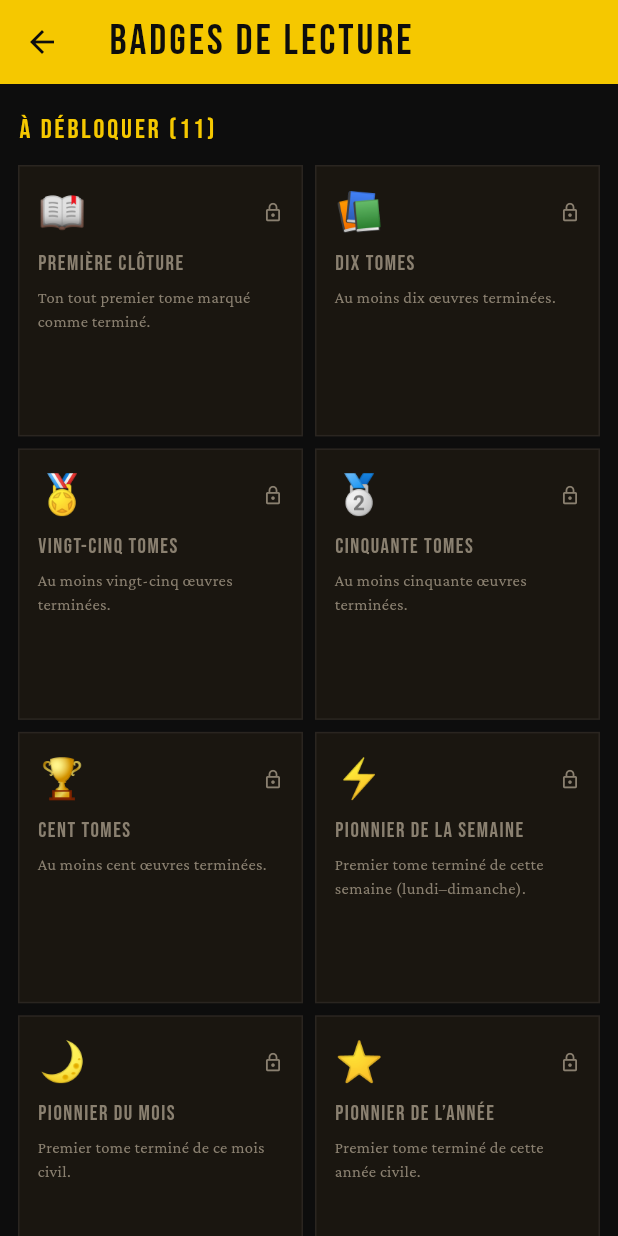
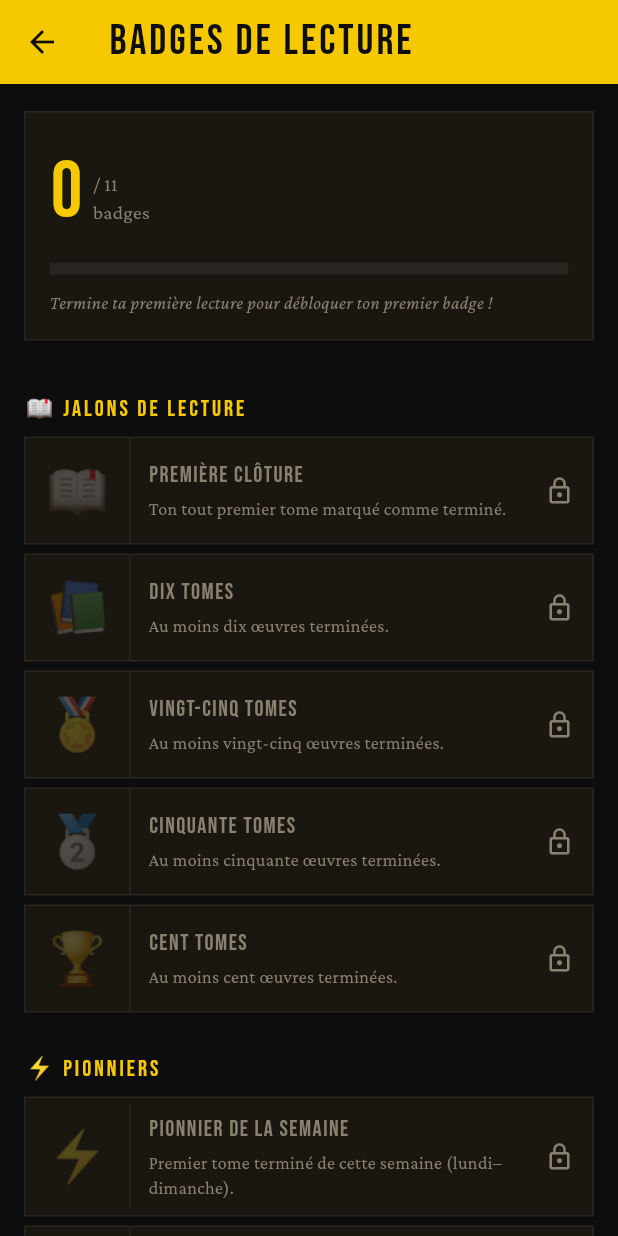
Before and after one commit to Bzhdha/MyBookShelves, a Flutter app: the ReadingBadgesPage screen opened directly, on a phone screen of 412 x 824 dp. Run offline on Flutter 3.47's test engine with Material 3 defaults, Android fonts, the phone set to English and light mode, and no system bars; our stand-ins replace camera, drift, file_picker, flutter_secure_storage, google_fonts, local_auth and 3 more; missing offline and left inert: google_mlkit_text_recognition, mobile_scanner, rectangle_detector; accounts and stored records are empty; generated files the repository leaves out were written again.

Commit message:
Refonte visuelle de la page des badges de lecture
Remplace la grille 2 colonnes vide et peu engageante par :
- Bannière de progression (X/11) avec barre jaune et message motivant
- Regroupement des badges en 3 catégories (Jalons, Pionniers, Collectionneurs)
- Cartes horizontales avec emoji grand format, séparation fond jaune/verrouillé
- Badges obtenus : bordure jaune, fond teinté, date + checkmark
- Badges verrouillés : opacity 25 %, icône cadenas, texte grisé

https://claude.ai/code/session_01VwCTVsWWajD2m8wuUuJJnZ

```diff
--- a/bd_library_app/lib/features/reading/ui/reading_badges_page.dart
+++ b/bd_library_app/lib/features/reading/ui/reading_badges_page.dart
@@ -7,24 +7,32 @@ import '../../../core/app_theme.dart';
 import '../../../db/app_db.dart';
 import '../domain/reading_badge_catalog.dart';
 
-class ReadingBadgesPage extends StatelessWidget {
-  const ReadingBadgesPage({super.key});
-
-  static final _dateFmt = DateFormat.yMMMd('fr_FR');
-
-  static const _catalog = [
+const _cats = [
+  ('📖 Jalons de lecture', [
     (ReadingBadgeIds.firstBookEver, '📖'),
     (ReadingBadgeIds.books10, '📚'),
     (ReadingBadgeIds.books25, '🏅'),
     (ReadingBadgeIds.books50, '🥈'),
     (ReadingBadgeIds.books100, '🏆'),
+  ]),
+  ('⚡ Pionniers', [
     (ReadingBadgeIds.pioneerWeek, '⚡'),
     (ReadingBadgeIds.pioneerMonth, '🌙'),
     (ReadingBadgeIds.pioneerYear, '⭐'),
+  ]),
+  ('🎯 Collectionneurs de séries', [
     (ReadingBadgeIds.firstSeriesComplete, '🎯'),
     (ReadingBadgeIds.seriesCollector5, '🎖️'),
     (ReadingBadgeIds.seriesCollector10, '👑'),
+  ]),
 ];
+
+const _total = 11;
+
+class ReadingBadgesPage extends StatelessWidget {
+  const ReadingBadgesPage({super.key});
+
+  static final _fmt = DateFormat.yMMMd('fr_FR');
 
   @override
   Widget build(BuildContext context) {
@@ -37,91 +45,149 @@ class ReadingBadgesPage extends StatelessWidget {
           if (snap.hasError) return Center(child: Text('Erreur: ${snap.error}', style: const TextStyle(color: kRed)));
           if (!snap.hasData) return const Center(child: CircularProgressIndicator());
           final earned = {for (final r in snap.data!) r.badgeId: r};
-          final unlocked = _catalog.where((e) => earned.containsKey(e.$1)).toList();
-          final locked = _catalog.where((e) => !earned.containsKey(e.$1)).toList();
           return ListView(
-            padding: const EdgeInsets.fromLTRB(12, 8, 12, 24),
+            padding: const EdgeInsets.fromLTRB(16, 4, 16, 32),
             children: [
-              if (unlocked.isNotEmpty) ...[
-                _sectionHeader(ctx, 'Obtenus (${unlocked.length})'),
-                _grid(ctx, unlocked, earned),
-                const SizedBox(height: 16),
-              ],
-              if (locked.isNotEmpty) ...[
-                _sectionHeader(ctx, 'À débloquer (${locked.length})'),
-                _grid(ctx, locked, earned),
-              ],
-              if (unlocked.isEmpty && locked.isEmpty)
-                Center(child: Text('Aucun badge disponible.', style: Theme.of(ctx).textTheme.bodyLarge)),
+              _ProgressBanner(count: earned.length),
+              ..._cats.expand((cat) => [
+                _CatHeader(cat.$1),
+                ...cat.$2.map((b) => _BadgeRow(badgeId: b.$1, emoji: b.$2, row: earned[b.$1], fmt: _fmt)),
+              ]),
             ],
           );
         },
       ),
     );
   }
+}
 
-  Widget _sectionHeader(BuildContext ctx, String label) => Padding(
-    padding: const EdgeInsets.symmetric(vertical: 10),
-    child: Text(label, style: tBebas(18, c: kYellow, ls: 2)),
+class _ProgressBanner extends StatelessWidget {
+  const _ProgressBanner({required this.count});
+  final int count;
+
+  @override
+  Widget build(BuildContext ctx) {
+    final done = count == _total;
+    return Container(
+      margin: const EdgeInsets.symmetric(vertical: 14),
+      padding: const EdgeInsets.all(16),
+      decoration: BoxDecoration(
+        color: kPanelBg,
+        border: Border.all(color: done ? kYellow : kBorder, width: done ? 2 : 1),
+      ),
+      child: Column(crossAxisAlignment: CrossAxisAlignment.start, children: [
+        Row(children: [
+          Text('$count', style: tBebas(52, c: kYellow)),
+          Padding(
+            padding: const EdgeInsets.only(left: 6, top: 8),
+            child: Text('/ $_total\nbadges', style: tSerif(13, c: kMuted)),
+          ),
+          const Spacer(),
+          if (done)
+            Container(
+              padding: const EdgeInsets.symmetric(horizontal: 10, vertical: 4),
+              color: kYellow,
+              child: Text('COMPLET', style: tBebas(14, c: kInk, ls: 2)),
+            ),
+        ]),
+        const SizedBox(height: 10),
+        ClipRRect(
+          borderRadius: BorderRadius.zero,
+          child: LinearProgressIndicator(
+            value: count / _total,
+            backgroundColor: kBorder,
+            valueColor: const AlwaysStoppedAnimation(kYellow),
+            minHeight: 8,
+          ),
+        ),
+        const SizedBox(height: 10),
+        Text(
+          count == 0
+              ? 'Termine ta première lecture pour débloquer ton premier badge !'
+              : done
+                  ? 'Bravo ! Tu as débloqué tous les badges. Tu es un(e) maître des BD !'
+                  : '${_total - count} badge${_total - count > 1 ? 's' : ''} encore à débloquer — continue à lire !',
+          style: tSerif(12, italic: true, c: count == 0 ? kMuted : kPaper),
+        ),
+      ]),
     );
+  }
+}
 
-  Widget _grid(BuildContext ctx, List<(String, String)> items, Map<String, EarnedBadgeRow> earned) =>
-    GridView.count(
-      shrinkWrap: true,
-      physics: const NeverScrollableScrollPhysics(),
-      crossAxisCount: 2,
-      mainAxisSpacing: 8,
-      crossAxisSpacing: 8,
-      childAspectRatio: 1.05,
-      children: items.map((e) => _BadgeCard(badgeId: e.$1, emoji: e.$2, row: earned[e.$1], dateFmt: _dateFmt)).toList(),
+class _CatHeader extends StatelessWidget {
+  const _CatHeader(this.label);
+  final String label;
+
+  @override
+  Widget build(BuildContext ctx) => Padding(
+    padding: const EdgeInsets.only(top: 20, bottom: 8),
+    child: Text(label, style: tBebas(15, c: kYellow, ls: 2)),
   );
 }
 
-class _BadgeCard extends StatelessWidget {
-  const _BadgeCard({required this.badgeId, required this.emoji, required this.row, required this.dateFmt});
-  final String badgeId;
-  final String emoji;
+class _BadgeRow extends StatelessWidget {
+  const _BadgeRow({required this.badgeId, required this.emoji, required this.row, required this.fmt});
+  final String badgeId, emoji;
   final EarnedBadgeRow? row;
-  final DateFormat dateFmt;
+  final DateFormat fmt;
 
   @override
   Widget build(BuildContext ctx) {
     final meta = readingBadgeMeta(badgeId);
-    final earned = row != null;
+    final ok = row != null;
     return Container(
+      margin: const EdgeInsets.only(bottom: 6),
       decoration: BoxDecoration(
         color: kPanelBg,
-        border: Border.all(color: earned ? kYellow : kBorder, width: earned ? 2 : 1),
+        border: Border.all(color: ok ? kYellow : kBorder, width: ok ? 2 : 1),
       ),
-      padding: const EdgeInsets.all(12),
-      child: Column(
-        crossAxisAlignment: CrossAxisAlignment.start,
-        children: [
-          Row(children: [
-            Text(emoji, style: const TextStyle(fontSize: 26)),
-            const Spacer(),
-            if (!earned) const Icon(Icons.lock_outline, size: 14, color: kMuted),
-          ]),
-          const SizedBox(height: 6),
+      child: Row(children: [
+        Container(
+          width: 70,
+          height: 70,
+          alignment: Alignment.center,
+          decoration: BoxDecoration(
+            color: ok ? kYellow.withValues(alpha: 0.12) : Colors.transparent,
+            border: Border(right: BorderSide(color: ok ? kYellow : kBorder, width: ok ? 2 : 1)),
+          ),
+          child: Opacity(
+            opacity: ok ? 1.0 : 0.25,
+            child: Text(emoji, style: const TextStyle(fontSize: 34)),
+          ),
+        ),
+        Expanded(
+          child: Padding(
+            padding: const EdgeInsets.fromLTRB(12, 10, 4, 10),
+            child: Column(crossAxisAlignment: CrossAxisAlignment.start, children: [
               Text(
                 meta?.title ?? badgeId,
-            style: GoogleFonts.bebasNeue(fontSize: 14, color: earned ? kYellow : kMuted, letterSpacing: 1),
+                style: tBebas(15, c: ok ? kYellow : kMuted, ls: 1),
+              ),
+              const SizedBox(height: 3),
+              Text(
+                meta?.description ?? '',
+                style: tSerif(12, c: ok ? kPaper : kMuted),
                 maxLines: 2,
                 overflow: TextOverflow.ellipsis,
               ),
-          const SizedBox(height: 4),
-          Expanded(
-            child: Text(
-              meta?.description ?? '',
-              style: tSerif(11, c: earned ? kPaper : kMuted),
-              maxLines: 3,
-              overflow: TextOverflow.ellipsis,
+              if (ok) ...[
+                const SizedBox(height: 5),
+                Row(children: [
+                  const Icon(Icons.check_circle, color: kYellow, size: 12),
+                  const SizedBox(width: 4),
+                  Text(fmt.format(row!.unlockedAt.toLocal()), style: tMono(9, c: kYellow)),
+                ]),
+              ],
+            ]),
           ),
         ),
-          if (earned)
-            Text(dateFmt.format(row!.unlockedAt.toLocal()), style: tMono(9, c: kYellow)),
-        ],
+        Padding(
+          padding: const EdgeInsets.only(right: 12),
+          child: ok
+              ? const Icon(Icons.emoji_events, color: kYellow, size: 22)
+              : const Icon(Icons.lock_outline, color: kMuted, size: 20),
         ),
+      ]),
     );
   }
 }
```
Lines whose indentation alone changed are shown as unchanged.
